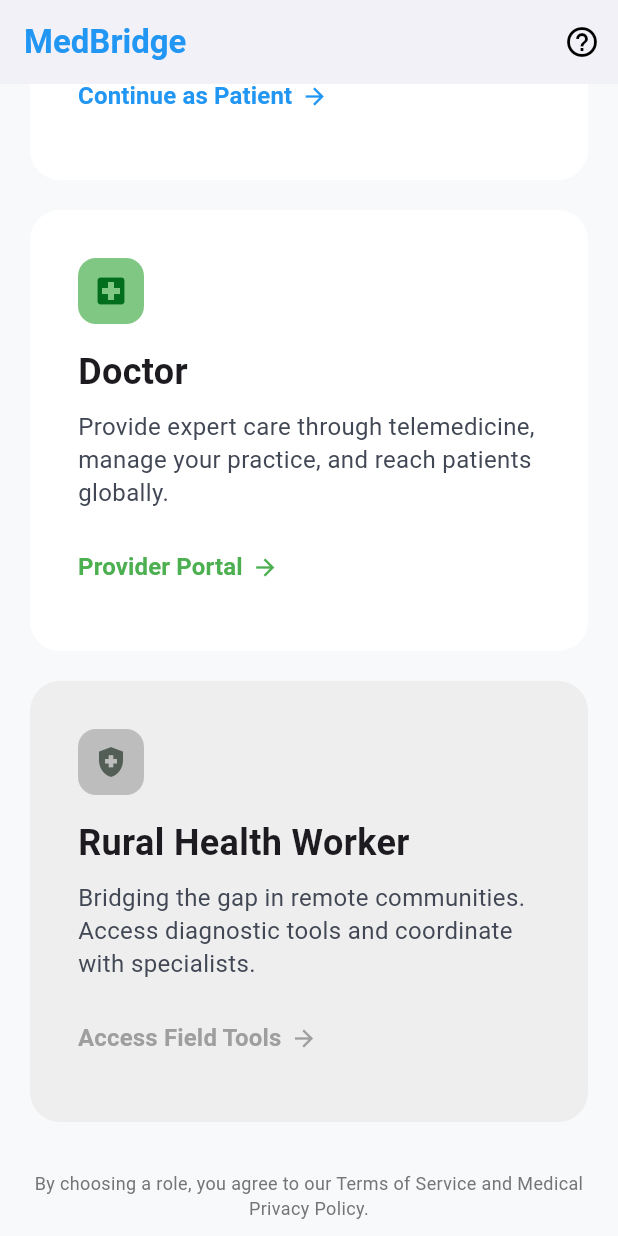
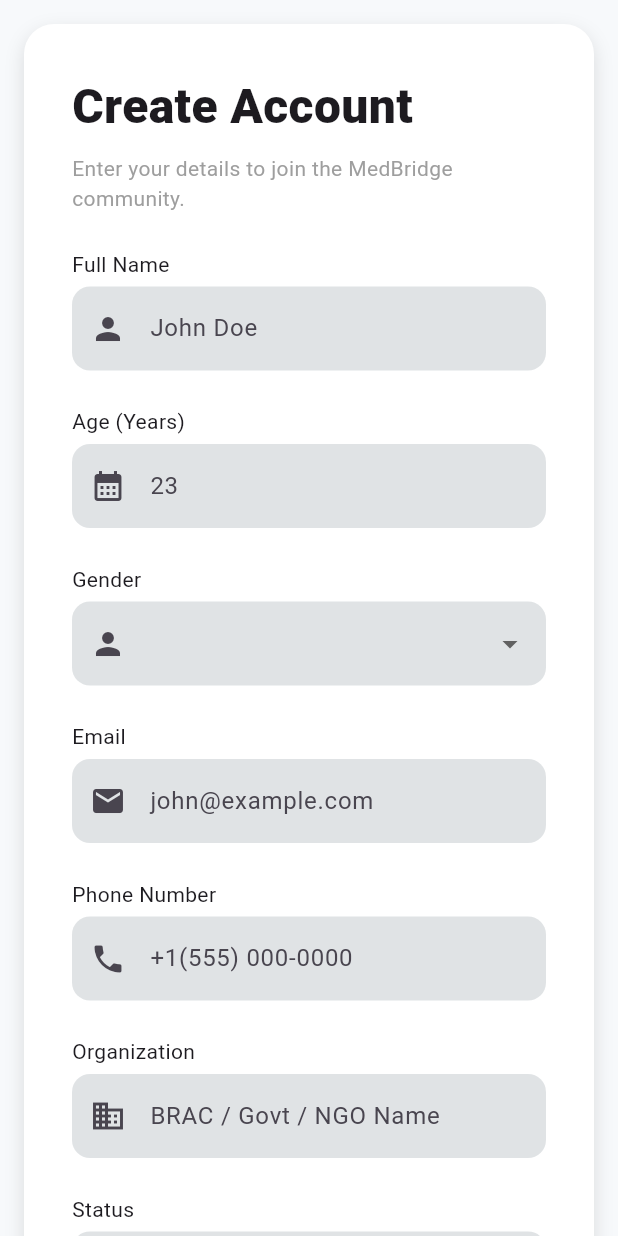
Before and after one commit to emonh001/MedBridgeTelemedicine, a Flutter app: the screen it shows after launch, scrolled down 468 dp, after a tap on "Access Field Tools", on a phone screen of 412 x 824 dp. Run offline on Flutter 3.47's test engine with Material 3 defaults, Android fonts, the light colour scheme and no system bars; our stand-ins replace go_router.

Commit message:
sign up screen for rural health-worker added

```diff
--- a/lib/app/routes/app_router.dart
+++ b/lib/app/routes/app_router.dart
@@ -5,6 +5,7 @@
 import 'package:medbridge_telemedicine/features/auth/presentations/screens/login_screen.dart';
 import 'package:medbridge_telemedicine/features/auth/presentations/screens/role_selection_screen.dart';
 import 'package:medbridge_telemedicine/features/auth/presentations/screens/sign_up_doctor_screen.dart';
+import 'package:medbridge_telemedicine/features/auth/presentations/screens/sign_up_health_worker_screen.dart';
 import 'package:medbridge_telemedicine/features/auth/presentations/screens/sign_up_patient_screen.dart';
 import 'package:medbridge_telemedicine/features/auth/presentations/screens/splash_screen.dart';
 
@@ -54,6 +55,14 @@
         ),
       ),
 
+      GoRoute(
+        path: RoutePaths.signUpHealthWorker,
+        name: RouteNames.signUpHealthWorker,
+        pageBuilder: (context, state) => const MaterialPage(
+          child: SignUpHealthWorkerScreen(),
+        ),
+      ),
+
     ],
 
     // Error handling
--- a/lib/features/auth/presentations/screens/role_selection_screen.dart
+++ b/lib/features/auth/presentations/screens/role_selection_screen.dart
@@ -119,7 +119,7 @@
                   color: Colors.grey.shade200,
                   iconBg: Colors.grey.shade400,
                   onTap: () {
-                    //Navigator.push(context, MaterialPageRoute(builder: (context) => SignUpHealthWorkerScreen()));
+                    context.push(RouteNames.signUpHealthWorker);
                   }, btnColor: Colors.grey, iconColor: Color(0xFF535F56),
                 ),
 
--- /dev/null
+++ b/lib/features/auth/presentations/screens/sign_up_health_worker_screen.dart
@@ -0,0 +1,225 @@
+import 'package:flutter/gestures.dart';
+import 'package:flutter/material.dart';
+
+import '../../data/models/validator.dart';
+import '../widgets/dropdown_menu_widget.dart';
+import '../widgets/sign-up-textfield.dart';
+
+
+class SignUpHealthWorkerScreen extends StatefulWidget {
+  const SignUpHealthWorkerScreen({super.key});
+
+  @override
+  State<SignUpHealthWorkerScreen> createState() => _SignUpHealthWorkerScreenState();
+}
+
+class _SignUpHealthWorkerScreenState extends State<SignUpHealthWorkerScreen> {
+  final nameTEController = TextEditingController();
+  final ageTEController = TextEditingController();
+  final genderTEController = TextEditingController();
+  final emailTEController = TextEditingController();
+  final phoneTEController = TextEditingController();
+  final organizationTEController = TextEditingController();
+  final passwordTEController = TextEditingController();
+  final confirmPasswordTEController = TextEditingController();
+  final _formKey = GlobalKey<FormState>();
+  bool isChecked = false;
+  bool signUpInProgress = false;
+  String? selectedGender;
+  String? trainingStatus;
+
+  @override
+  Widget build(BuildContext context) {
+    return Scaffold(
+      backgroundColor: const Color(0xFFF7F9FB),
+      body: Center(
+        child: SingleChildScrollView(
+          padding:const EdgeInsets.all(16),
+          child: Container(
+            padding: const EdgeInsets.all(32),
+            decoration: BoxDecoration(
+                color: Colors.white,
+                borderRadius: BorderRadius.circular(20),
+                boxShadow: [
+                  BoxShadow(
+                      color: Colors.black12,
+                      blurRadius: 10,
+                      offset: const Offset(0, 5)
+                  )
+                ]
+            ),
+            child: Form(
+              key: _formKey,
+              autovalidateMode: AutovalidateMode.onUserInteraction,
+              child: Column(
+                crossAxisAlignment: CrossAxisAlignment.start,
+                children: [
+                  Text("Create Account", style: TextStyle(
+                      fontSize: 32,
+                      fontWeight: FontWeight.w800
+                  ),),
+                  const SizedBox(height: 8,),
+                  Text("Enter your details to join the MedBridge community.", style: TextStyle(
+                    color: Colors.grey,
+                    fontWeight: FontWeight.w400,
+                  ),),
+                  const SizedBox(height: 24,),
+                  SignUpTextField(label: 'Full Name', hint: 'John Doe',iconData: Icons.person, textEditingController: nameTEController,
+                    validator: Validators.name,),
+                  SignUpTextField(label: 'Age (Years)', hint: '23',iconData: Icons.calendar_month,input: TextInputType.number, textEditingController: ageTEController,
+                    validator: Validators.age,),
+                  DropdownMenuWidget(
+                    value: selectedGender,
+                    label: "Gender",
+                    icon: Icons.person,
+                    items: const ["Male", "Female", "Other"],
+                    onChanged: (value) {
+                      setState(() {
+                        selectedGender = value;
+                      });
+                    },
+                    validator: Validators.gender,
+                  ),
+                  SignUpTextField(label: 'Email', hint: 'john@example.com',iconData: Icons.email, input: TextInputType.emailAddress , textEditingController: emailTEController,
+                      validator: Validators.email),
+                  SignUpTextField(label: 'Phone Number', hint: '+1(555) 000-0000',iconData: Icons.phone, input: TextInputType.phone, textEditingController: phoneTEController,
+                      validator: Validators.phone),
+                  SignUpTextField(label: 'Organization', hint: 'BRAC / Govt / NGO Name', iconData: Icons.business, textEditingController: organizationTEController, validator: Validators.organization,),
+                  DropdownMenuWidget(
+                    value: trainingStatus,
+                    label: "Status",
+                    icon: Icons.school,
+                    items: const ["Trained", "In Training", "Certified"],
+                    onChanged: (value) {
+                      setState(() {
+                        trainingStatus = value;
+                      });
+                    },
+                    validator: Validators.trainingStatus,
+                  ),
+                  SignUpTextField(label: 'Password', hint: '******',iconData: Icons.lock, textEditingController: passwordTEController,isPassword: true,
+                      validator: Validators.password),
+
+                  SignUpTextField(label: 'Confirm Password', hint: '******',iconData: Icons.lock_reset, textEditingController: confirmPasswordTEController, isPassword: true,
+                      validator: (value) => Validators.confirmPassword(
+                          value,
+                          passwordTEController.text)),
+
+
+                  Padding(
+                    padding: const EdgeInsets.only(top: 8, bottom: 8),
+                    child: Row(
+                      children: [
+                        Checkbox(value: isChecked, onChanged: (value) {
+                          setState(() {
+                            isChecked = value ?? false;
+                          });
+                        }),
+                        Expanded(child: RichText(text: TextSpan(
+                            text: 'By signing up, I agree to the ',
+                            style: TextStyle(
+                                color: Colors.black54
+                            ),
+                            children: [
+                              TextSpan(
+                                  style: TextStyle(
+                                      color: Colors.blue,
+                                      fontWeight: FontWeight.bold
+                                  ),
+                                  text: 'Terms & Conditions',
+                                  recognizer: TapGestureRecognizer()..onTap = _onTapTermsConditionButton
+                              ),
+                              TextSpan(text: " and "),
+                              TextSpan(
+                                text: "Privacy Policy.",
+                                recognizer: TapGestureRecognizer()..onTap = _onTapPrivacyPolicyButton,
+                                style: TextStyle(
+                                    color: Colors.blue
+                                ),
+                              ),
+                            ]
+                        ))),
+                      ],
+                    ),
+                  ),
+
+                  const SizedBox(height: 20),
+
+                  Visibility(
+                    visible: signUpInProgress == false,
+                    replacement: Center(
+                      child: CircularProgressIndicator(),
+                    ),
+                    child: SizedBox(
+                      width: double.infinity,
+                      height: 50,
+                      child: ElevatedButton(onPressed: _onTapSignUpButton,
+                          child: Text('Sign Up')
+                      ),
+                    ),
+                  ),
+                  const SizedBox(height: 24),
+                  Center(
+                    child: RichText(text: TextSpan(
+                        text: 'Already have an account? ',
+                        style: TextStyle(color: Colors.black54, fontSize: 16),
+                        children: [
+                          TextSpan(
+                              text: 'Log In',
+                              style: TextStyle(
+                                color: Colors.blue,
+                              ),
+                              recognizer: TapGestureRecognizer()..onTap = _onTapLoginButton
+                          )
+                        ]
+                    )),
+                  )
+                ],
+              ),
+            ),
+          ),
+        ),
+      ),
+    );
+  }
+
+  void _onTapTermsConditionButton(){}
+  void _onTapPrivacyPolicyButton(){}
+  void _onTapSignUpButton() async{
+    if (!_formKey.currentState!.validate()) return;
+
+    if (!isChecked) {
+      ScaffoldMessenger.of(context).showSnackBar(
+        SnackBar(content: Text('Please accept Terms & Conditions')),
+      );
+      return;
+    }
+    setState(() {
+      signUpInProgress = true;
+    });
+
+    await Future.delayed(Duration(seconds: 2));
+
+    setState(() {
+      signUpInProgress = false;
+    });
+
+    ScaffoldMessenger.of(context).showSnackBar(
+      SnackBar(content: Text('All good')),
+    );
+  }
+  void _onTapLoginButton(){}
+
+
+  @override
+  void dispose() {
+    nameTEController.dispose();
+    ageTEController.dispose();
+    genderTEController.dispose();
+    emailTEController.dispose();
+    phoneTEController.dispose();
+    passwordTEController.dispose();
+    confirmPasswordTEController.dispose();
+    super.dispose();
+  }
+}
```
